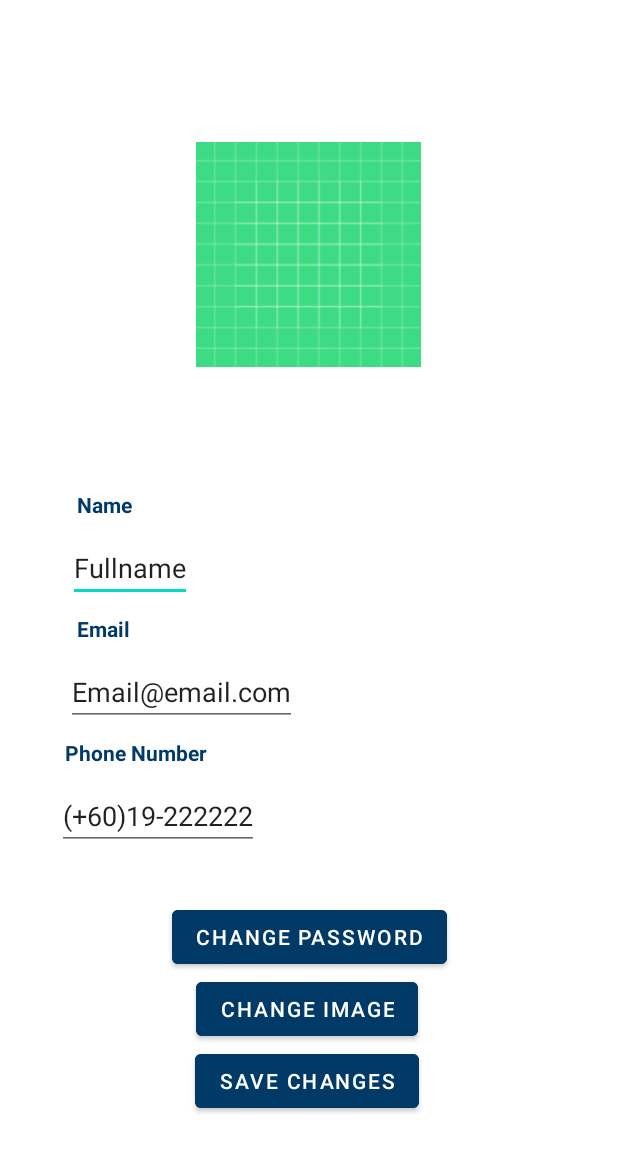
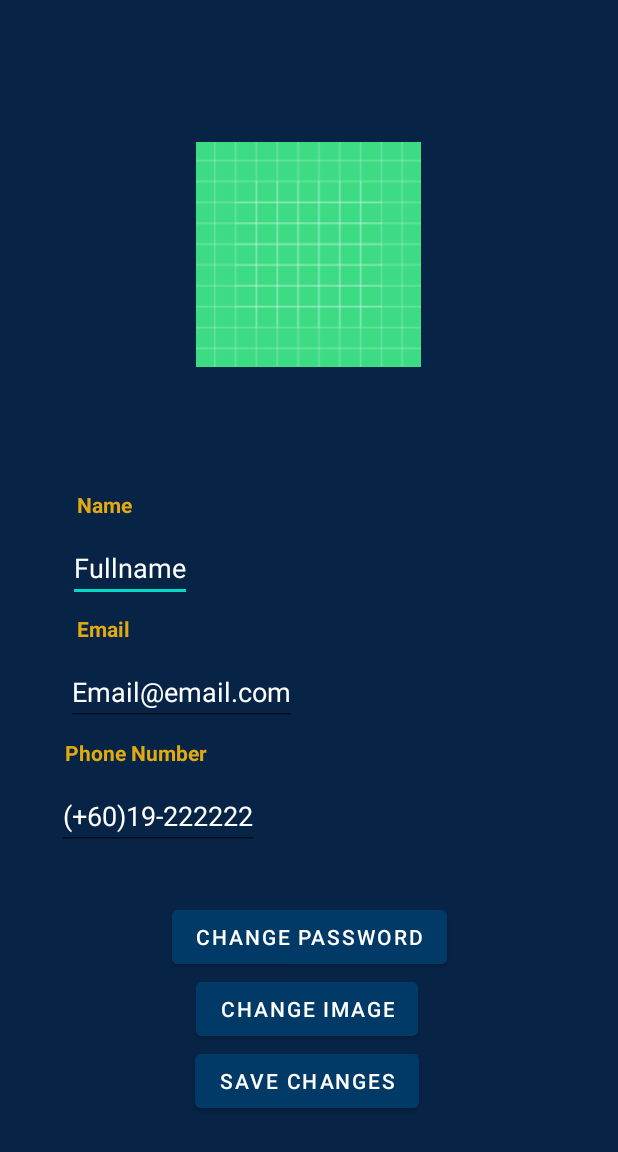
Before and after one commit to nuwinwiwana/I-KAEN, an Android app: the editprofilepage screen opened directly, with no data from a screen before it, on a phone screen of 412 x 824 dp. Shown: the top 1152 px of the screen. Run offline under Robolectric (Android 15) with nearby library versions, the phone set to English and light mode, and no system bars; our stand-ins replace Firebase (no records; nobody signed in at launch, a user with empty details on screens opened directly), Picasso; pictures from the network do not load; 3 statements that could not run were skipped.

Commit message:
update ui for updateprofilepage

```diff
--- a/IKAEN/app/src/main/res/layout/activity_editprofilepage.xml
+++ b/IKAEN/app/src/main/res/layout/activity_editprofilepage.xml
@@ -4,28 +4,27 @@
 
     android:layout_width="match_parent"
     android:layout_height="match_parent"
-    >
+    android:background="#072446">
 
     <ImageView
         android:id="@+id/imageView2"
         android:layout_width="150dp"
         android:layout_height="150dp"
+        android:src="@drawable/ic_launcher_background"
         app:layout_constraintBottom_toBottomOf="parent"
         app:layout_constraintEnd_toEndOf="parent"
         app:layout_constraintHorizontal_bias="0.498"
         app:layout_constraintStart_toStartOf="parent"
         app:layout_constraintTop_toTopOf="parent"
-        app:layout_constraintVertical_bias="0.14"
-        android:src="@drawable/ic_launcher_background"
-        />
+        app:layout_constraintVertical_bias="0.14" />
 
     <TextView
         android:id="@+id/fullname"
         android:layout_width="wrap_content"
         android:layout_height="wrap_content"
         android:text="Name"
+        android:textColor="#E1AA12"
         android:textStyle="bold"
-        android:textColor="#013A67"
         app:layout_constraintBottom_toBottomOf="parent"
         app:layout_constraintEnd_toEndOf="parent"
         app:layout_constraintHorizontal_bias="0.137"
@@ -37,12 +36,13 @@
         android:id="@+id/fullnametv"
         android:layout_width="wrap_content"
         android:layout_height="wrap_content"
+        android:layout_marginTop="10dp"
         android:text="Fullname"
+        android:textColor="#FFFFFF"
         app:layout_constraintEnd_toEndOf="parent"
         app:layout_constraintHorizontal_bias="0.137"
         app:layout_constraintStart_toStartOf="parent"
-        app:layout_constraintTop_toBottomOf="@+id/fullname"
-        android:layout_marginTop="10dp" />
+        app:layout_constraintTop_toBottomOf="@+id/fullname" />
 
     <TextView
         android:id="@+id/email"
@@ -50,47 +50,49 @@
         android:layout_height="wrap_content"
         android:layout_marginTop="53dp"
         android:text="Email"
+        android:textColor="#E1AA12"
         android:textStyle="bold"
-        android:textColor="#013A67"
         app:layout_constraintEnd_toEndOf="parent"
         app:layout_constraintHorizontal_bias="0.137"
         app:layout_constraintStart_toStartOf="parent"
-        app:layout_constraintTop_toTopOf="@+id/fullnametv"
-        app:layout_constraintVertical_bias="0.146" />
+        app:layout_constraintTop_toTopOf="@+id/fullnametv" />
+
     <EditText
         android:id="@+id/emailtv"
         android:layout_width="wrap_content"
         android:layout_height="wrap_content"
+        android:layout_marginTop="10dp"
         android:text="Email@email.com"
+        android:textColor="#FFFFFF"
         app:layout_constraintEnd_toEndOf="parent"
         app:layout_constraintHorizontal_bias="0.17"
         app:layout_constraintStart_toStartOf="parent"
-        app:layout_constraintTop_toBottomOf="@+id/email"
-        android:layout_marginTop="10dp" />
+        app:layout_constraintTop_toBottomOf="@+id/email" />
+
     <TextView
         android:id="@+id/phone"
         android:layout_width="wrap_content"
         android:layout_height="wrap_content"
         android:layout_marginTop="53dp"
         android:text="Phone Number"
+        android:textColor="#E1AA12"
         android:textStyle="bold"
-        android:textColor="#013A67"
         app:layout_constraintEnd_toEndOf="parent"
         app:layout_constraintHorizontal_bias="0.137"
         app:layout_constraintStart_toStartOf="parent"
-        app:layout_constraintTop_toTopOf="@+id/emailtv"
-        app:layout_constraintVertical_bias="0.146" />
+        app:layout_constraintTop_toTopOf="@+id/emailtv" />
 
     <EditText
         android:id="@+id/phoneTv"
         android:layout_width="wrap_content"
         android:layout_height="wrap_content"
+        android:layout_marginTop="10dp"
         android:text="(+60)19-222222"
+        android:textColor="#FFFFFF"
         app:layout_constraintEnd_toEndOf="parent"
         app:layout_constraintHorizontal_bias="0.137"
         app:layout_constraintStart_toStartOf="parent"
-        app:layout_constraintTop_toBottomOf="@+id/phone"
-        android:layout_marginTop="10dp" />
+        app:layout_constraintTop_toBottomOf="@+id/phone" />
 
     <Button
         android:id="@+id/ChgPassBtn"
@@ -129,5 +131,4 @@
         app:layout_constraintVertical_bias="0.185" />
 
 
-
 </androidx.constraintlayout.widget.ConstraintLayout>
--- a/IKAEN/app/src/main/res/layout/activity_profile_page.xml
+++ b/IKAEN/app/src/main/res/layout/activity_profile_page.xml
@@ -23,7 +23,7 @@
         android:layout_width="wrap_content"
         android:layout_height="wrap_content"
         android:text="Name"
-        android:textColor="@color/white"
+        android:textColor="#E1AA12"
         android:textStyle="bold"
         app:layout_constraintBottom_toBottomOf="parent"
         app:layout_constraintEnd_toEndOf="parent"
@@ -50,7 +50,7 @@
         android:layout_height="wrap_content"
         android:layout_marginTop="53dp"
         android:text="Email"
-        android:textColor="@color/white"
+        android:textColor="#E1AA12"
         android:textColorHighlight="#FFFFFF"
         android:textStyle="bold"
         app:layout_constraintBottom_toBottomOf="parent"
@@ -78,7 +78,7 @@
         android:layout_height="wrap_content"
         android:layout_marginTop="53dp"
         android:text="Phone Number"
-        android:textColor="@color/white"
+        android:textColor="#E1AA12"
         android:textStyle="bold"
         app:layout_constraintBottom_toBottomOf="parent"
         app:layout_constraintEnd_toEndOf="parent"
```
